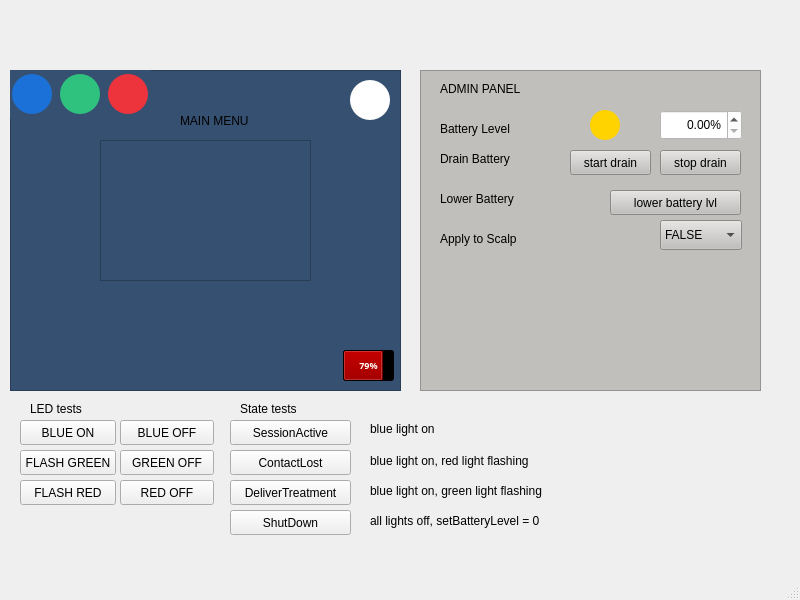
First picture: the form in COMP3004_Team46/ui/mainwindow.ui, repository EmtiazAlam00/team-collaboration, before the edit.
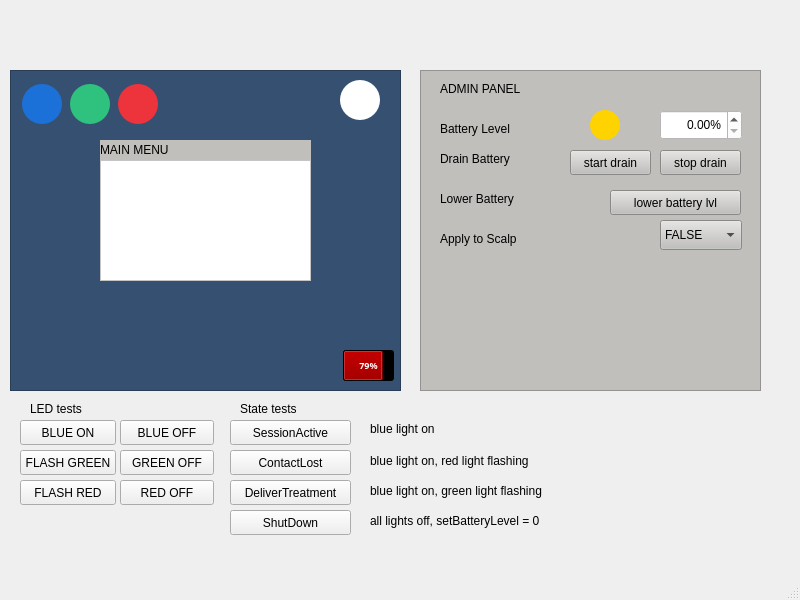
Second picture: the form after the edit. Icons and pictures are not drawn.

Commit message: updated visuals for ui (more centered)

The edit to the form file:
```diff
--- a/COMP3004_Team46/ui/mainwindow.ui
+++ b/COMP3004_Team46/ui/mainwindow.ui
@@ -85,7 +85,7 @@
     <widget class="QPushButton" name="powerButton">
      <property name="geometry">
       <rect>
-       <x>340</x>
+       <x>330</x>
        <y>10</y>
        <width>40</width>
        <height>40</height>
@@ -127,8 +127,8 @@
     <widget class="QPushButton" name="menuButton">
      <property name="geometry">
       <rect>
-       <x>10</x>
-       <y>140</y>
+       <x>30</x>
+       <y>120</y>
        <width>40</width>
        <height>40</height>
       </rect>
@@ -215,7 +215,7 @@
      <property name="geometry">
       <rect>
        <x>330</x>
-       <y>130</y>
+       <y>120</y>
        <width>40</width>
        <height>40</height>
       </rect>
@@ -376,8 +376,8 @@
     <widget class="QWidget" name="horizontalLayoutWidget">
      <property name="geometry">
       <rect>
-       <x>0</x>
-       <y>0</y>
+       <x>10</x>
+       <y>10</y>
        <width>141</width>
        <height>49</height>
       </rect>
@@ -493,12 +493,15 @@
     <widget class="QLabel" name="menuLabel">
      <property name="geometry">
       <rect>
-       <x>170</x>
-       <y>30</y>
-       <width>81</width>
-       <height>41</height>
+       <x>90</x>
+       <y>70</y>
+       <width>211</width>
+       <height>20</height>
       </rect>
      </property>
+     <property name="styleSheet">
+      <string notr="true">background-color: rgb(192, 191, 188);</string>
+     </property>
      <property name="text">
       <string>MAIN MENU</string>
      </property>
@@ -507,7 +510,7 @@
      <property name="geometry">
       <rect>
        <x>330</x>
-       <y>180</y>
+       <y>170</y>
        <width>40</width>
        <height>40</height>
       </rect>
@@ -549,11 +552,14 @@
      <property name="geometry">
       <rect>
        <x>90</x>
-       <y>70</y>
+       <y>90</y>
        <width>211</width>
-       <height>141</height>
+       <height>121</height>
       </rect>
      </property>
+     <property name="styleSheet">
+      <string notr="true">background-color: rgb(255, 255, 255);</string>
+     </property>
     </widget>
    </widget>
    <widget class="QPushButton" name="blueOnButton">
```
Left out of the diff: 2 changed lines with no effect on the pictures.
